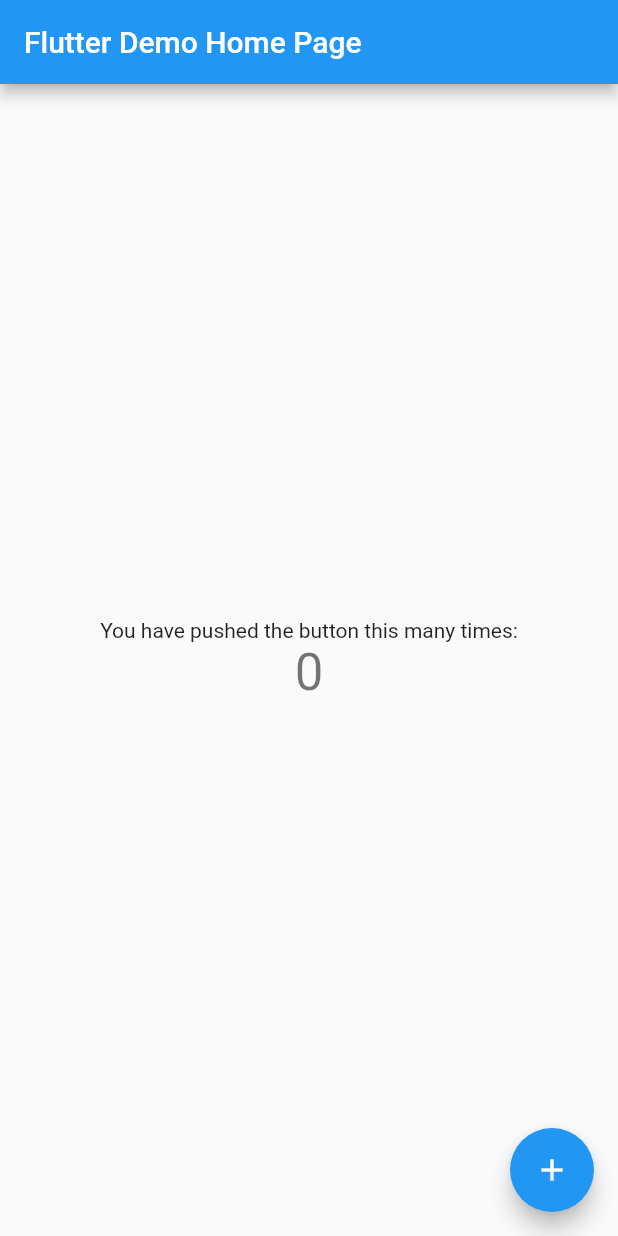
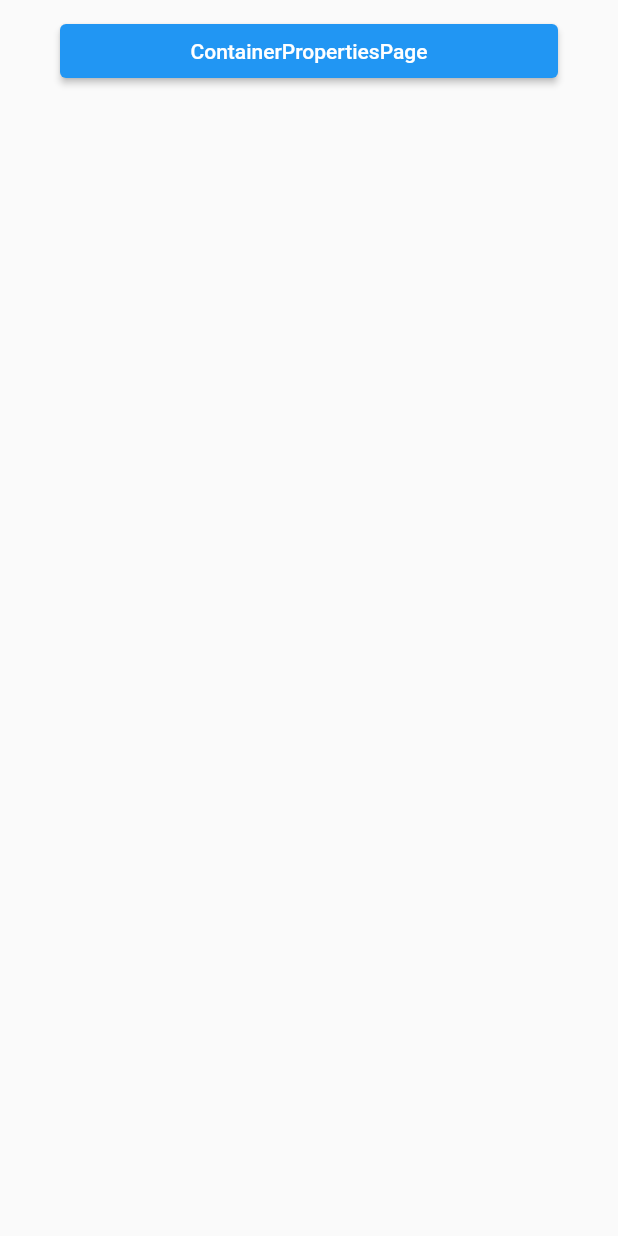
Before and after one commit to yuyasat-sandbox/flutter-nyumon, a Flutter app: the screen it shows after launch, on a phone screen of 412 x 824 dp. Run offline on Flutter 3.47's test engine with Material 2 defaults, Android fonts, the phone set to English and light mode, and no system bars.

Commit message:
container properties page

```diff
--- /dev/null
+++ b/lib/index_page.dart
@@ -0,0 +1,35 @@
+import 'package:flutter/material.dart';
+
+import 'container_properties_page.dart';
+// import 'grid_view_page.dart';
+// import 'responsive_design_page.dart';
+// import 'shrinkable_footer_page.dart';
+// import 'sliver_app_bar_page.dart';
+
+class IndexPage extends StatelessWidget {
+  const IndexPage({
+    Key? key,
+  }) : super(key: key);
+  @override
+  Widget build(BuildContext context) {
+    return Scaffold(
+      body: ListView(
+        children: [
+          Padding(
+            padding: const EdgeInsets.symmetric(horizontal: 40, vertical: 10),
+            child: ElevatedButton(
+              onPressed: () {
+                Navigator.of(context).push(
+                  MaterialPageRoute(builder: (context) {
+                    return const ContainerPropertiesPage();
+                  }),
+                );
+              },
+              child: const Text('ContainerPropertiesPage'),
+            ),
+          ),
+        ],
+      ),
+    );
+  }
+}
--- a/lib/main.dart
+++ b/lib/main.dart
@@ -1,4 +1,5 @@
 import 'package:flutter/material.dart';
+import 'index_page.dart';
 
 void main() {
   runApp(const MyApp());
@@ -12,19 +13,7 @@
   Widget build(BuildContext context) {
     return MaterialApp(
       title: 'Flutter Demo',
-      theme: ThemeData(
-        // This is the theme of your application.
-        //
-        // Try running your application with "flutter run". You'll see the
-        // application has a blue toolbar. Then, without quitting the app, try
-        // changing the primarySwatch below to Colors.green and then invoke
-        // "hot reload" (press "r" in the console where you ran "flutter run",
-        // or simply save your changes to "hot reload" in a Flutter IDE).
-        // Notice that the counter didn't reset back to zero; the application
-        // is not restarted.
-        primarySwatch: Colors.blue,
-      ),
-      home: const MyHomePage(title: 'Flutter Demo Home Page'),
+      home: const IndexPage(),
     );
   }
 }
```
Also changed, not shown: lib/container_properties_page.dart (added, +160 -0 lines).
